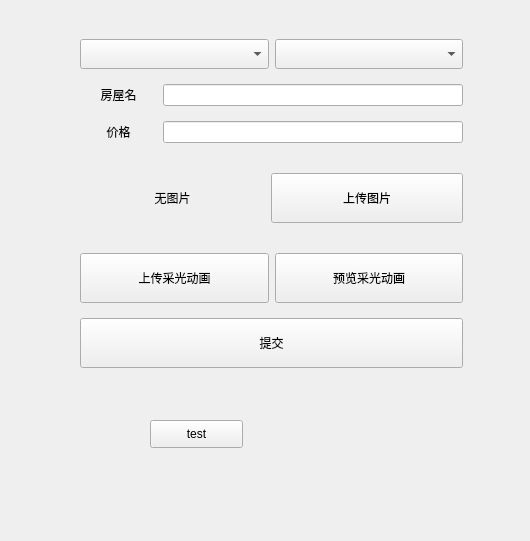
First picture: the form in MainLaunch_qt/addhouse.ui, repository luohanqing0318/graduation-design, before the edit.
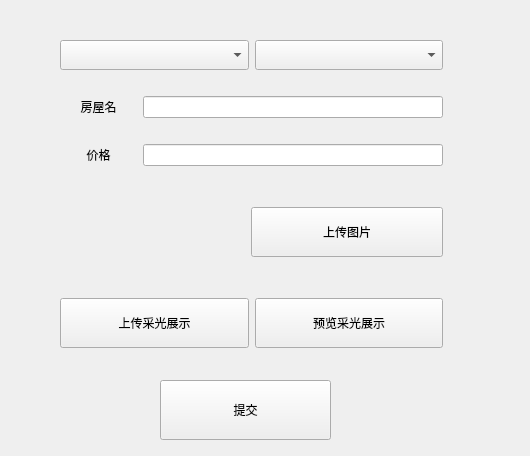
Second picture: the form after the edit. Icons and pictures are not drawn.

What changed in the file:
```diff
--- a/MainLaunch_qt/addhouse.ui
+++ b/MainLaunch_qt/addhouse.ui
@@ -7,7 +7,7 @@
     <x>0</x>
     <y>0</y>
     <width>530</width>
-    <height>541</height>
+    <height>456</height>
    </rect>
   </property>
   <property name="windowTitle">
@@ -16,8 +16,8 @@
   <widget class="QWidget" name="verticalLayoutWidget">
    <property name="geometry">
     <rect>
-     <x>80</x>
-     <y>30</y>
+     <x>60</x>
+     <y>20</y>
      <width>383</width>
      <height>351</height>
     </rect>
@@ -129,8 +129,11 @@
           <height>16777215</height>
          </size>
         </property>
+        <property name="styleSheet">
+         <string notr="true">image: url(:/暂无上传记录.png);</string>
+        </property>
         <property name="text">
-         <string>无图片</string>
+         <string/>
         </property>
         <property name="alignment">
          <set>Qt::AlignCenter</set>
@@ -151,6 +154,16 @@
         <property name="text">
          <string>上传图片</string>
         </property>
+        <property name="icon">
+         <iconset resource="icon/icons.qrc">
+          <normaloff>:/图片加载成功.png</normaloff>:/图片加载成功.png</iconset>
+        </property>
+        <property name="iconSize">
+         <size>
+          <width>50</width>
+          <height>50</height>
+         </size>
+        </property>
        </widget>
       </item>
      </layout>
@@ -169,7 +182,17 @@
          <string notr="true">font: 25 14pt &quot;Microsoft YaHei&quot;;</string>
         </property>
         <property name="text">
-         <string>上传采光动画</string>
+         <string>上传采光展示</string>
+        </property>
+        <property name="icon">
+         <iconset resource="icon/icons.qrc">
+          <normaloff>:/数据查看.png</normaloff>:/数据查看.png</iconset>
+        </property>
+        <property name="iconSize">
+         <size>
+          <width>50</width>
+          <height>50</height>
+         </size>
         </property>
        </widget>
       </item>
@@ -185,41 +208,54 @@
          <string notr="true">font: 25 14pt &quot;Microsoft YaHei&quot;;</string>
         </property>
         <property name="text">
-         <string>预览采光动画</string>
+         <string>预览采光展示</string>
+        </property>
+        <property name="icon">
+         <iconset resource="icon/icons.qrc">
+          <normaloff>:/播放视频.png</normaloff>:/播放视频.png</iconset>
+        </property>
+        <property name="iconSize">
+         <size>
+          <width>50</width>
+          <height>50</height>
+         </size>
         </property>
        </widget>
       </item>
      </layout>
     </item>
-    <item>
-     <widget class="QPushButton" name="pushButton_4">
-      <property name="minimumSize">
-       <size>
-        <width>0</width>
-        <height>50</height>
-       </size>
-      </property>
-      <property name="styleSheet">
-       <string notr="true">font: 25 14pt &quot;Microsoft YaHei&quot;;</string>
-      </property>
-      <property name="text">
-       <string>提交</string>
-      </property>
-     </widget>
-    </item>
    </layout>
   </widget>
-  <widget class="QPushButton" name="pushButton_5">
+  <widget class="QPushButton" name="pushButton_4">
    <property name="geometry">
     <rect>
-     <x>150</x>
-     <y>420</y>
-     <width>93</width>
-     <height>28</height>
+     <x>160</x>
+     <y>380</y>
+     <width>171</width>
+     <height>60</height>
     </rect>
    </property>
+   <property name="minimumSize">
+    <size>
+     <width>0</width>
+     <height>60</height>
+    </size>
+   </property>
+   <property name="styleSheet">
+    <string notr="true">font: 25 14pt &quot;Microsoft YaHei&quot;;</string>
+   </property>
    <property name="text">
-    <string>test</string>
+    <string>提交</string>
+   </property>
+   <property name="icon">
+    <iconset resource="icon/icons.qrc">
+     <normaloff>:/上传数据.png</normaloff>:/上传数据.png</iconset>
+   </property>
+   <property name="iconSize">
+    <size>
+     <width>50</width>
+     <height>50</height>
+    </size>
    </property>
   </widget>
  </widget>
```
Left out of the diff: 12 changed lines with no effect on the pictures.
